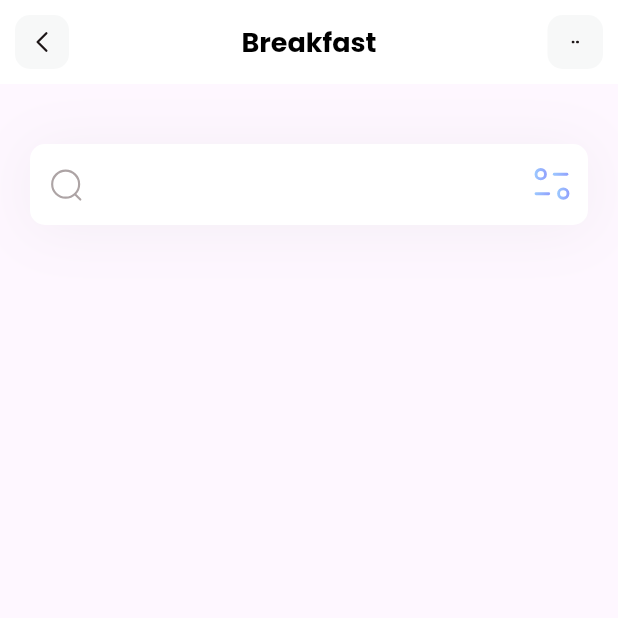
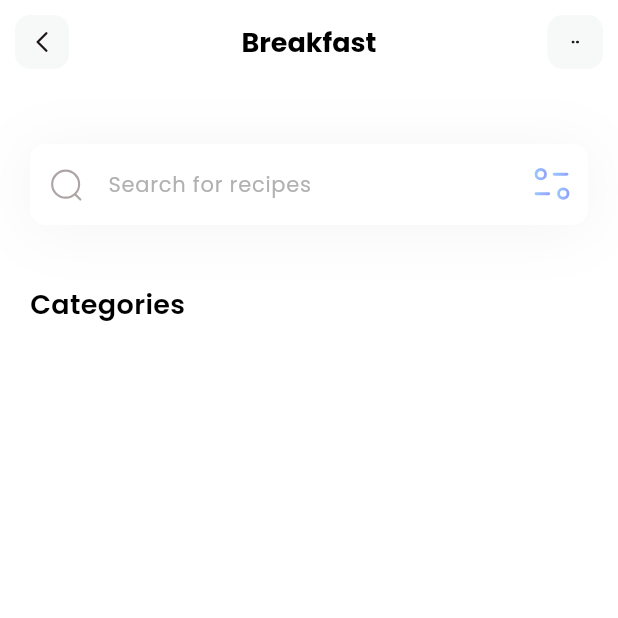
Before and after one commit to nuocmam75009/flutter1, a Flutter app: the screen it shows after launch, on a phone screen of 412 x 824 dp, the top half of it. Run offline on Flutter 3.47's test engine with Material 3 defaults, Android fonts, the phone set to English and light mode, and no system bars; our stand-ins replace flutter_svg.

Commit message:
search text in search bar, cleaned code, and starting 'category' container

```diff
--- a/lib/pages/home.dart
+++ b/lib/pages/home.dart
@@ -9,9 +9,34 @@ class HomePage extends StatelessWidget {
 Widget build(BuildContext context) {
   return Scaffold(
     appBar: appBar(),
+    backgroundColor: Colors.white,
     body: Column(
+      crossAxisAlignment: CrossAxisAlignment.start,
       children: [
-        Container(
+        searchBar(),
+        SizedBox(height: 40,),
+        Column(
+          children: [
+            Padding(
+              padding: const EdgeInsets.only(left:20),
+              child: Text(
+                'Categories',
+                style: const TextStyle(
+                  color:Colors.black,
+                  fontSize: 18,
+                  fontWeight: FontWeight.w600,
+                ),
+              ),
+            ),
+          ],
+        ),
+      ],
+    ),
+  );
+}
+
+Container searchBar() {
+  return Container(
         margin: const EdgeInsets.only(top: 40, left: 20, right: 20),
         decoration: BoxDecoration(
           boxShadow: [
@@ -28,7 +53,12 @@ Widget build(BuildContext context) {
             decoration: InputDecoration(
               filled: true,
               fillColor: Colors.white,
-                contentPadding: EdgeInsets.all(15),
+              contentPadding: const EdgeInsets.all(15),
+              hintText: 'Search for recipes',
+              hintStyle: const TextStyle(
+                color: Color(0xffB1B1B1),
+                fontSize: 14,
+              ),
               prefixIcon: Padding(
                 padding: const EdgeInsets.all(12),
                 child: SvgPicture.asset('assets/icons/Search.svg'),
@@ -37,18 +67,15 @@ Widget build(BuildContext context) {
                 padding: const EdgeInsets.all(8.0),
                 child: SvgPicture.asset('assets/icons/Filter.svg'),
               ),
-                border: OutlineInputBorder(
-                  borderRadius: const BorderRadius.all(Radius.circular(10)),
-                  borderSide: const BorderSide(
+              border: const OutlineInputBorder(
+                borderRadius: BorderRadius.all(Radius.circular(10)),
+                borderSide: BorderSide(
                   width: 0,
                   style: BorderStyle.none,
                 ),
               ),
             ),
           ),
-          ),
-        ),
-      ],
         ),
       );
 }
```
Lines whose indentation alone changed are shown as unchanged.
